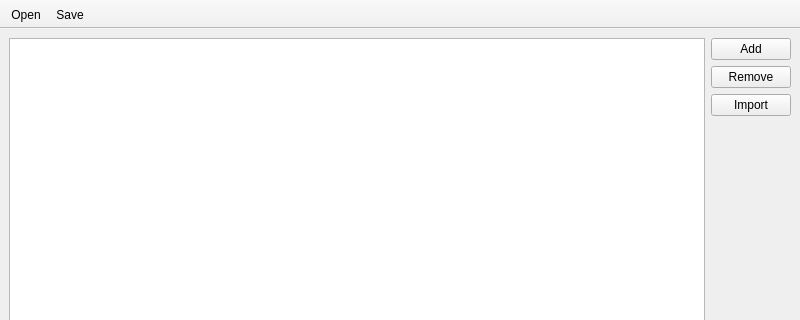
First picture: the form in mainwindow.ui, repository BLumia/pineapple-chapter-tool, before the edit; both pictures show x 0 to 800 and y 0 to 320 of the 800 by 600 pixel window.
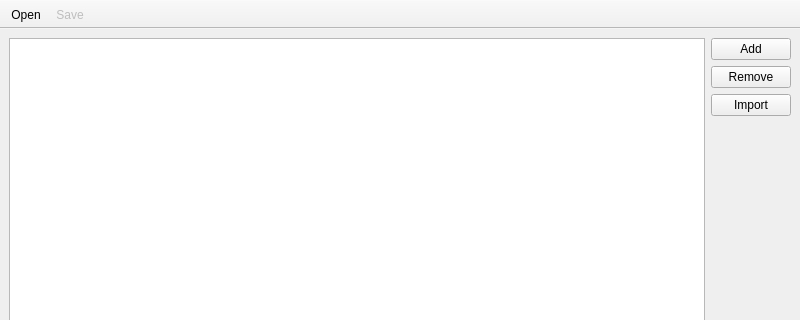
Second picture: the form after the edit. Custom widgets are drawn as their Qt base class.

What changed in the file:
```diff
--- a/mainwindow.ui
+++ b/mainwindow.ui
@@ -106,6 +106,9 @@
    <addaction name="actionSave"/>
   </widget>
   <action name="actionSave">
+   <property name="enabled">
+    <bool>false</bool>
+   </property>
    <property name="text">
     <string>Save</string>
    </property>
```
